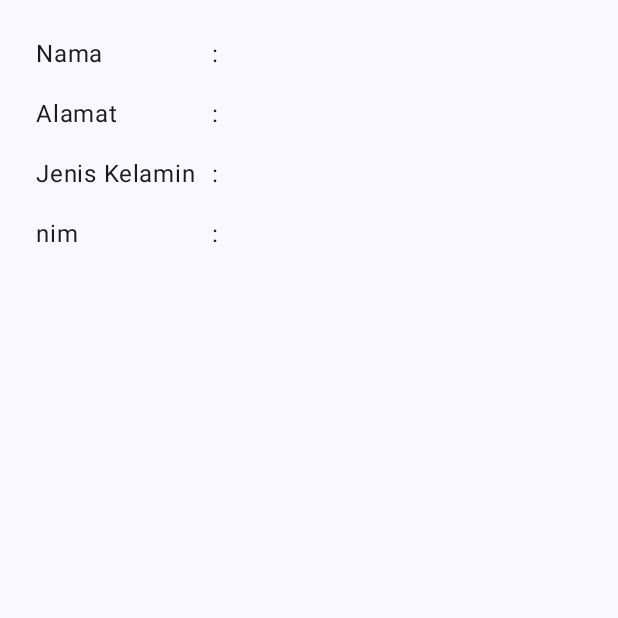
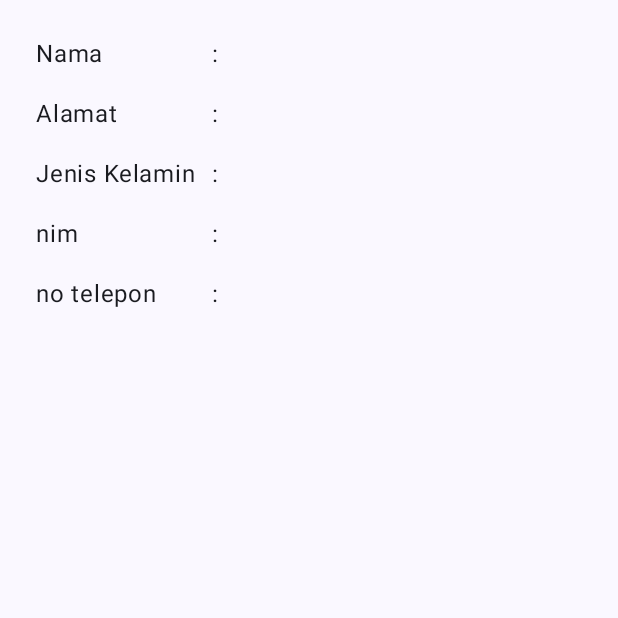
Before and after one commit to nicodwirahman/QuestNavigasiMVVM_156, an Android app built with Jetpack Compose: the TampilMahasiswaView screen opened through its navigation route, on a phone screen of 412 x 824 dp, the top half of it. Run offline under Robolectric (Android 15) with nearby library versions, the phone set to English and light mode, and no system bars.

Commit message:
menambah tampil data untuk no hp

```diff
--- a/app/src/main/java/com/example/mvvm/ui/view/TampilMhasiswaView.kt
+++ b/app/src/main/java/com/example/mvvm/ui/view/TampilMhasiswaView.kt
@@ -43,6 +43,11 @@ fun TampilMahasiswaView(
             isinya = mhs.nim
         )
 
+        TampilData(
+            judul = "no telepon",
+            isinya = mhs.nohp
+        )
+
     }
 }
 
```
